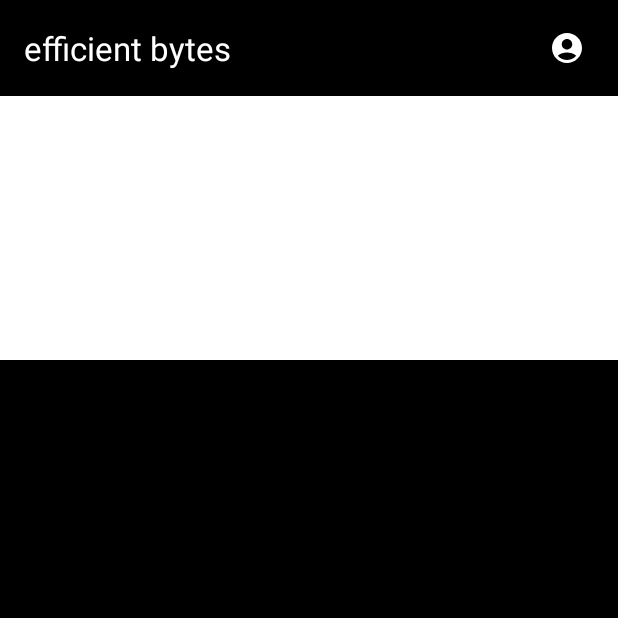
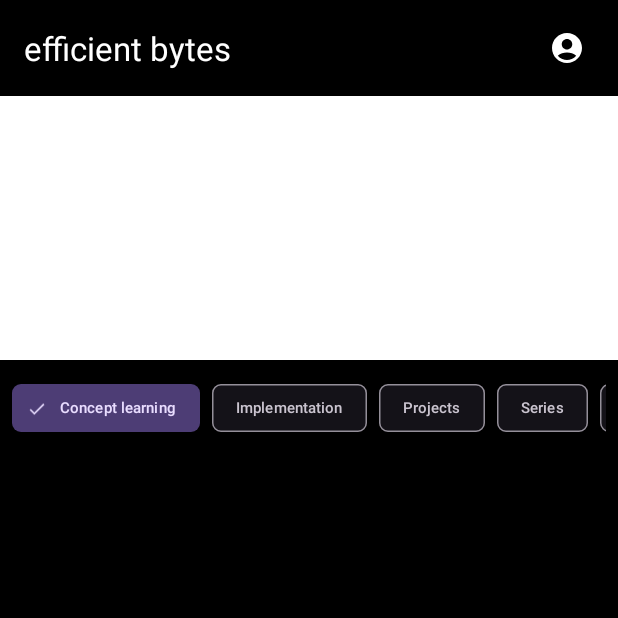
Before and after one commit to efficientbytes/boolean-bear, an Android app: the screen it shows after launch (MainActivity), on a phone screen of 412 x 824 dp, the top half of it. Run offline under Robolectric (Android 15) with nearby library versions, the phone set to English and light mode, and no system bars; our stand-ins replace data binding, navigation-ui.

Commit message:
Implemented courses content type filter using chips

```diff
--- a/app/src/main/java/app/efficientbytes/efficientbytes/ui/fragments/CoursesFragment.kt
+++ b/app/src/main/java/app/efficientbytes/efficientbytes/ui/fragments/CoursesFragment.kt
@@ -7,11 +7,13 @@ import android.view.MenuInflater
 import android.view.MenuItem
 import android.view.View
 import android.view.ViewGroup
+import android.widget.Toast
 import androidx.core.view.MenuHost
 import androidx.core.view.MenuProvider
 import androidx.fragment.app.Fragment
 import androidx.navigation.findNavController
 import app.efficientbytes.efficientbytes.R
+import app.efficientbytes.efficientbytes.databinding.ChipCoursesFilterBinding
 import app.efficientbytes.efficientbytes.databinding.FragmentCoursesBinding
 
 class CoursesFragment : Fragment() {
@@ -20,6 +22,7 @@ class CoursesFragment : Fragment() {
     private lateinit var _binding: FragmentCoursesBinding
     private val binding get() = _binding
     private lateinit var rootView: View
+    private var coursesFilterIdMapping: HashMap<Int, String>? = null
 
     override fun onCreateView(
         inflater: LayoutInflater, container: ViewGroup?,
@@ -48,7 +51,31 @@ class CoursesFragment : Fragment() {
                 return false
             }
         }, viewLifecycleOwner)
+        populateChipGroup()
+        binding.coursesContentTypeFilterChipGroup.setOnCheckedStateChangeListener { group, _ ->
+            val contentType = coursesFilterIdMapping?.get(group.checkedChipId)
+            Toast.makeText(
+                requireContext(),
+                "The content type is : $contentType",
+                Toast.LENGTH_LONG
+            ).show()
+        }
+    }
 
+    private fun populateChipGroup() {
+        val inflater = LayoutInflater.from(requireContext())
+        val filterList = resources.getStringArray(R.array.array_course_filters)
+        coursesFilterIdMapping = HashMap()
+        var id = 1;
+        filterList.forEach {
+            val chipCoursesFilterBinding: ChipCoursesFilterBinding =
+                ChipCoursesFilterBinding.inflate(inflater)
+            chipCoursesFilterBinding.name = it
+            chipCoursesFilterBinding.isChecked = id == 1
+            coursesFilterIdMapping?.set(id, it)
+            chipCoursesFilterBinding.root.id = id++
+            binding.coursesContentTypeFilterChipGroup.addView(chipCoursesFilterBinding.root)
+        }
     }
 
 }
--- /dev/null
+++ b/app/src/main/res/layout/chip_courses_filter.xml
@@ -0,0 +1,28 @@
+<?xml version="1.0" encoding="utf-8"?>
+<layout xmlns:android="http://schemas.android.com/apk/res/android"
+    xmlns:app="http://schemas.android.com/apk/res-auto"
+    xmlns:tools="http://schemas.android.com/tools">
+
+    <data>
+
+        <variable
+            name="name"
+            type="String" />
+
+        <variable
+            name="isChecked"
+            type="Boolean" />
+
+    </data>
+
+    <com.google.android.material.chip.Chip
+        style="@style/Widget.Material3.Chip.Filter"
+        android:layout_width="wrap_content"
+        android:layout_height="wrap_content"
+        android:text="@{name}"
+        android:textSize="10sp"
+        android:checked="@{isChecked}"
+        app:chipCornerRadius="6dp"
+        app:chipStrokeWidth="1dp"
+        tools:text="Concept learning" />
+</layout>
--- a/app/src/main/res/layout/fragment_courses.xml
+++ b/app/src/main/res/layout/fragment_courses.xml
@@ -1,15 +1,48 @@
 <?xml version="1.0" encoding="utf-8"?>
 <layout xmlns:android="http://schemas.android.com/apk/res/android"
+    xmlns:app="http://schemas.android.com/apk/res-auto"
     xmlns:tools="http://schemas.android.com/tools">
 
     <data>
 
     </data>
 
-    <androidx.constraintlayout.widget.ConstraintLayout
+    <androidx.core.widget.NestedScrollView
         android:layout_width="match_parent"
         android:layout_height="match_parent"
         tools:context=".ui.fragments.CoursesFragment">
 
-    </androidx.constraintlayout.widget.ConstraintLayout>
+        <androidx.constraintlayout.widget.ConstraintLayout
+            android:layout_width="match_parent"
+            android:layout_height="wrap_content">
+
+            <HorizontalScrollView
+                android:id="@+id/coursesContentTypeHorizontalView"
+                android:layout_width="0dp"
+                android:layout_height="wrap_content"
+                android:paddingHorizontal="8dp"
+                android:paddingVertical="8dp"
+                android:scrollIndicators="none"
+                android:scrollbars="none"
+                app:layout_constraintEnd_toEndOf="parent"
+                app:layout_constraintStart_toStartOf="parent"
+                app:layout_constraintTop_toTopOf="parent">
+
+                <com.google.android.material.chip.ChipGroup
+                    android:id="@+id/coursesContentTypeFilterChipGroup"
+                    android:layout_width="wrap_content"
+                    android:layout_height="wrap_content"
+                    android:paddingEnd="10dp"
+                    app:chipSpacingHorizontal="8dp"
+                    app:selectionRequired="true"
+                    app:singleLine="true"
+                    app:singleSelection="true">
+
+                </com.google.android.material.chip.ChipGroup>
+
+            </HorizontalScrollView>
+
+        </androidx.constraintlayout.widget.ConstraintLayout>
+
+    </androidx.core.widget.NestedScrollView>
 </layout>
--- a/app/src/main/res/values/strings.xml
+++ b/app/src/main/res/values/strings.xml
@@ -1,4 +1,14 @@
 <resources>
     <string name="app_name">efficient bytes</string>
     <string name="account">Account</string>
+
+    <string-array name="array_course_filters">
+        <item>Concept learning</item>
+        <item>Implementation</item>
+        <item>Projects</item>
+        <item>Series</item>
+        <item>System designs</item>
+        <item>Algorithms</item>
+        <item>Installation setup</item>
+    </string-array>
 </resources>
```
